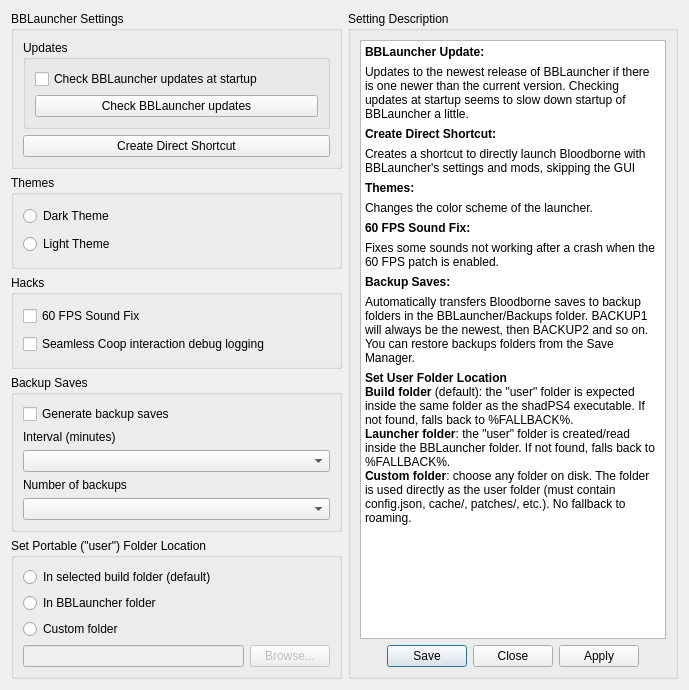
This is settings/LauncherSettings.ui in DarkIzuku/BB_Launcher as Qt 5 draws it before an edit. The edited form follows.
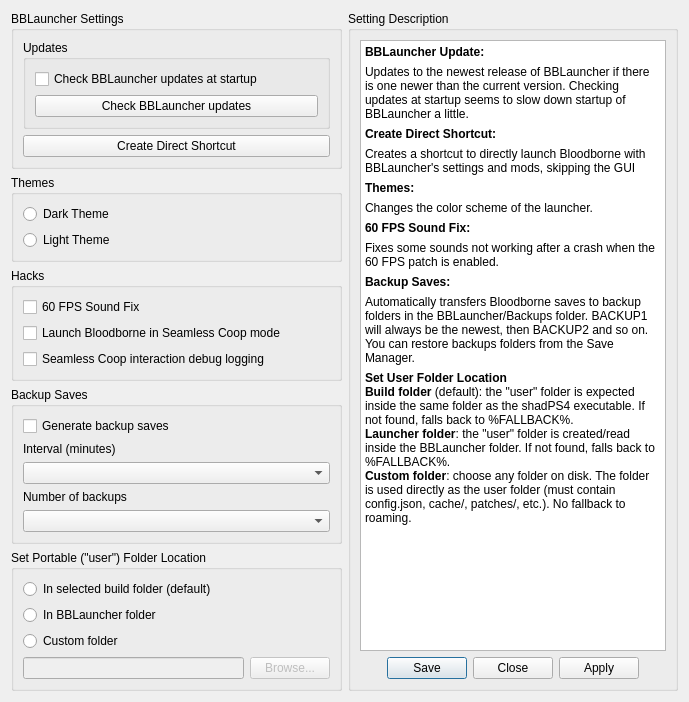
This is the edited form.

Commit message: launcher: add seamless coop checkbox

```diff
--- a/settings/LauncherSettings.ui
+++ b/settings/LauncherSettings.ui
@@ -96,6 +96,16 @@
             </property>
            </widget>
           </item>
+          <item>
+           <widget class="QCheckBox" name="SeamlessCoopCheckBox">
+            <property name="toolTip">
+             <string>Launches Bloodborne with SHADPS4_BLOODBORNE_SEAMLESS_COOP=1. Disable this to launch in normal multiplayer mode. The setting applies the next time the emulator is started.</string>
+            </property>
+            <property name="text">
+             <string>Launch Bloodborne in Seamless Coop mode</string>
+            </property>
+           </widget>
+          </item>
           <item>
            <widget class="QCheckBox" name="SeamlessDebugLoggingCheckBox">
             <property name="toolTip">
```
